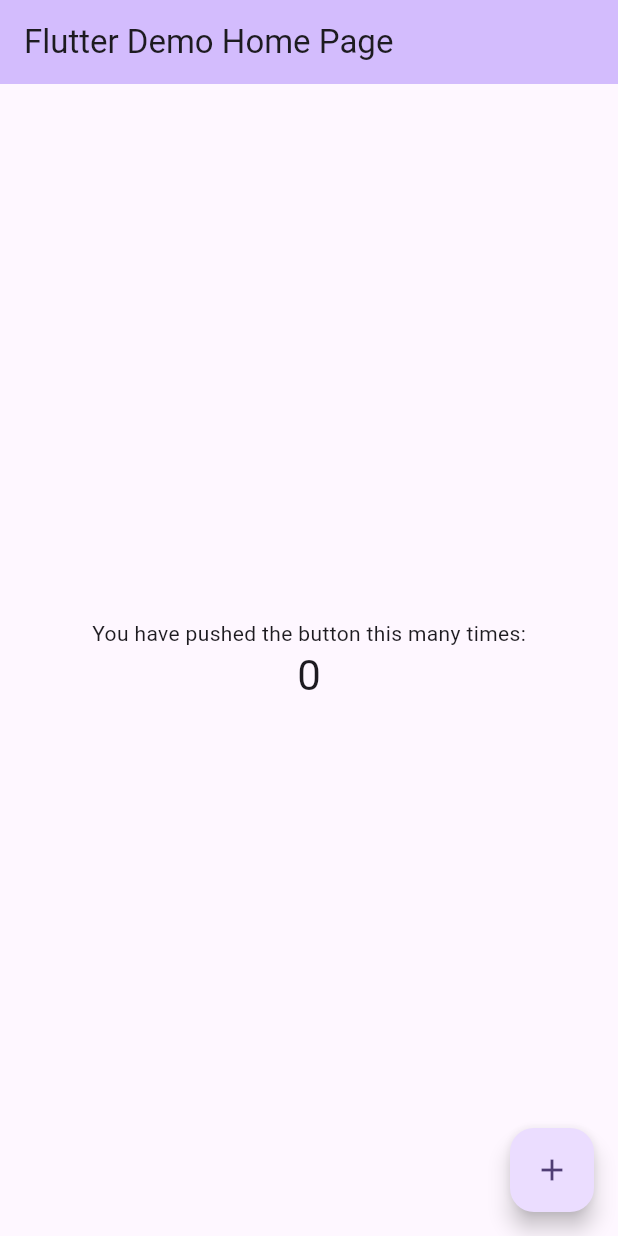
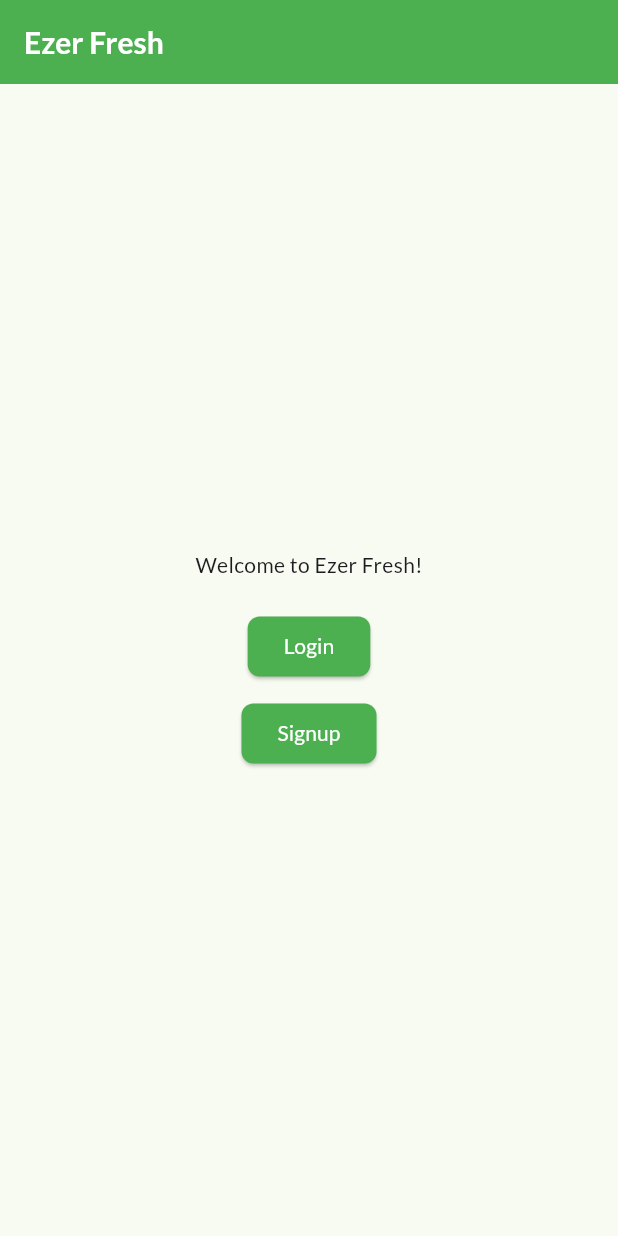
Before and after one commit to ladsontech/ezerfreh, a Flutter app: the screen it shows after launch, on a phone screen of 412 x 824 dp. Run offline on Flutter 3.47's test engine with Material 3 defaults, Android fonts, the phone set to English and light mode, and no system bars; our stand-ins replace firebase_core, flutter_riverpod, go_router, google_fonts; accounts and stored records are empty.

Commit message:
added more changes

```diff
--- a/lib/main.dart
+++ b/lib/main.dart
@@ -1,122 +1,28 @@
+import 'package:ezer_fresh/firebase_options.dart';
+import 'package:ezer_fresh/src/core/router/app_router.dart';
+import 'package:ezer_fresh/src/core/theme/app_theme.dart';
+import 'package:firebase_core/firebase_core.dart';
 import 'package:flutter/material.dart';
+import 'package:flutter_riverpod/flutter_riverpod.dart';
 
-void main() {
-  runApp(const MyApp());
+void main() async {
+  WidgetsFlutterBinding.ensureInitialized();
+  await Firebase.initializeApp(
+    options: DefaultFirebaseOptions.currentPlatform,
+  );
+  runApp(const ProviderScope(child: MyApp()));
 }
 
 class MyApp extends StatelessWidget {
   const MyApp({super.key});
 
-  // This widget is the root of your application.
   @override
   Widget build(BuildContext context) {
-    return MaterialApp(
-      title: 'Flutter Demo',
-      theme: ThemeData(
-        // This is the theme of your application.
-        //
-        // TRY THIS: Try running your application with "flutter run". You'll see
-        // the application has a purple toolbar. Then, without quitting the app,
-        // try changing the seedColor in the colorScheme below to Colors.green
-        // and then invoke "hot reload" (save your changes or press the "hot
-        // reload" button in a Flutter-supported IDE, or press "r" if you used
-        // the command line to start the app).
-        //
-        // Notice that the counter didn't reset back to zero; the application
-        // state is not lost during the reload. To reset the state, use hot
-        // restart instead.
-        //
-        // This works for code too, not just values: Most code changes can be
-        // tested with just a hot reload.
-        colorScheme: ColorScheme.fromSeed(seedColor: Colors.deepPurple),
-      ),
-      home: const MyHomePage(title: 'Flutter Demo Home Page'),
+    return MaterialApp.router(
+      title: 'Ezer Fresh',
+      theme: appTheme,
+      routerConfig: appRouter,
+      debugShowCheckedModeBanner: false,
     );
   }
 }
-
-class MyHomePage extends StatefulWidget {
-  const MyHomePage({super.key, required this.title});
-
-  // This widget is the home page of your application. It is stateful, meaning
-  // that it has a State object (defined below) that contains fields that affect
-  // how it looks.
-
-  // This class is the configuration for the state. It holds the values (in this
-  // case the title) provided by the parent (in this case the App widget) and
-  // used by the build method of the State. Fields in a Widget subclass are
-  // always marked "final".
-
-  final String title;
-
-  @override
-  State<MyHomePage> createState() => _MyHomePageState();
-}
-
-class _MyHomePageState extends State<MyHomePage> {
-  int _counter = 0;
-
-  void _incrementCounter() {
-    setState(() {
-      // This call to setState tells the Flutter framework that something has
-      // changed in this State, which causes it to rerun the build method below
-      // so that the display can reflect the updated values. If we changed
-      // _counter without calling setState(), then the build method would not be
-      // called again, and so nothing would appear to happen.
-      _counter++;
-    });
-  }
-
-  @override
-  Widget build(BuildContext context) {
-    // This method is rerun every time setState is called, for instance as done
-    // by the _incrementCounter method above.
-    //
-    // The Flutter framework has been optimized to make rerunning build methods
-    // fast, so that you can just rebuild anything that needs updating rather
-    // than having to individually change instances of widgets.
-    return Scaffold(
-      appBar: AppBar(
-        // TRY THIS: Try changing the color here to a specific color (to
-        // Colors.amber, perhaps?) and trigger a hot reload to see the AppBar
-        // change color while the other colors stay the same.
-        backgroundColor: Theme.of(context).colorScheme.inversePrimary,
-        // Here we take the value from the MyHomePage object that was created by
-        // the App.build method, and use it to set our appbar title.
-        title: Text(widget.title),
-      ),
-      body: Center(
-        // Center is a layout widget. It takes a single child and positions it
-        // in the middle of the parent.
-        child: Column(
-          // Column is also a layout widget. It takes a list of children and
-          // arranges them vertically. By default, it sizes itself to fit its
-          // children horizontally, and tries to be as tall as its parent.
-          //
-          // Column has various properties to control how it sizes itself and
-          // how it positions its children. Here we use mainAxisAlignment to
-          // center the children vertically; the main axis here is the vertical
-          // axis because Columns are vertical (the cross axis would be
-          // horizontal).
-          //
-          // TRY THIS: Invoke "debug painting" (choose the "Toggle Debug Paint"
-          // action in the IDE, or press "p" in the console), to see the
-          // wireframe for each widget.
-          mainAxisAlignment: MainAxisAlignment.center,
-          children: <Widget>[
-            const Text('You have pushed the button this many times:'),
-            Text(
-              '$_counter',
-              style: Theme.of(context).textTheme.headlineMedium,
-            ),
-          ],
-        ),
-      ),
-      floatingActionButton: FloatingActionButton(
-        onPressed: _incrementCounter,
-        tooltip: 'Increment',
-        child: const Icon(Icons.add),
-      ), // This trailing comma makes auto-formatting nicer for build methods.
-    );
-  }
-}
--- /dev/null
+++ b/lib/src/core/router/app_router.dart
@@ -0,0 +1,25 @@
+import 'package:ezer_fresh/src/presentation/features/auth/views/login_screen.dart';
+import 'package:ezer_fresh/src/presentation/features/auth/views/signup_screen.dart';
+import 'package:ezer_fresh/src/presentation/features/home/views/home_screen.dart';
+import 'package:go_router/go_router.dart';
+
+final appRouter = GoRouter(
+  initialLocation: '/',
+  routes: [
+    GoRoute(
+      path: '/',
+      name: 'home',
+      builder: (context, state) => const HomeScreen(),
+    ),
+    GoRoute(
+      path: '/login',
+      name: 'login',
+      builder: (context, state) => const LoginScreen(),
+    ),
+    GoRoute(
+      path: '/signup',
+      name: 'signup',
+      builder: (context, state) => const SignupScreen(),
+    ),
+  ],
+);
--- /dev/null
+++ b/lib/src/core/theme/app_theme.dart
@@ -0,0 +1,32 @@
+import 'package:flutter/material.dart';
+import 'package:google_fonts/google_fonts.dart';
+
+const Color primaryColor = Color(0xFF4CAF50);
+const Color secondaryColor = Color(0xFFFF9800);
+
+final ThemeData appTheme = ThemeData(
+  primaryColor: primaryColor,
+  colorScheme: ColorScheme.fromSeed(
+    seedColor: primaryColor,
+    secondary: secondaryColor,
+  ),
+  textTheme: GoogleFonts.latoTextTheme(),
+  appBarTheme: AppBarTheme(
+    backgroundColor: primaryColor,
+    titleTextStyle: GoogleFonts.lato(fontSize: 20, fontWeight: FontWeight.bold, color: Colors.white),
+  ),
+  elevatedButtonTheme: ElevatedButtonThemeData(
+    style: ElevatedButton.styleFrom(
+      backgroundColor: primaryColor,
+      foregroundColor: Colors.white,
+      shape: RoundedRectangleBorder(
+        borderRadius: BorderRadius.circular(8),
+      ),
+    ),
+  ),
+  inputDecorationTheme: InputDecorationTheme(
+    border: OutlineInputBorder(
+      borderRadius: BorderRadius.circular(8),
+    ),
+  ),
+);
--- /dev/null
+++ b/lib/src/presentation/features/home/views/home_screen.dart
@@ -0,0 +1,31 @@
+import 'package:flutter/material.dart';
+import 'package:go_router/go_router.dart';
+
+class HomeScreen extends StatelessWidget {
+  const HomeScreen({super.key});
+
+  @override
+  Widget build(BuildContext context) {
+    return Scaffold(
+      appBar: AppBar(title: const Text('Ezer Fresh')),
+      body: Center(
+        child: Column(
+          mainAxisAlignment: MainAxisAlignment.center,
+          children: [
+            const Text('Welcome to Ezer Fresh!'),
+            const SizedBox(height: 20),
+            ElevatedButton(
+              onPressed: () => context.go('/login'),
+              child: const Text('Login'),
+            ),
+            const SizedBox(height: 10),
+            ElevatedButton(
+              onPressed: () => context.go('/signup'),
+              child: const Text('Signup'),
+            ),
+          ],
+        ),
+      ),
+    );
+  }
+}
```
Also changed, not shown: lib/src/presentation/features/auth/views/login_screen.dart (added, +43 -0 lines), lib/src/presentation/features/auth/views/signup_screen.dart (added, +50 -0 lines), pubspec.yaml (+21 -73 lines), .idx/mcp.json, assets/ezerlogo.png (added), firebase.json (added), lib/firebase_options.dart (added), pubspec.lock, 4 other files.
